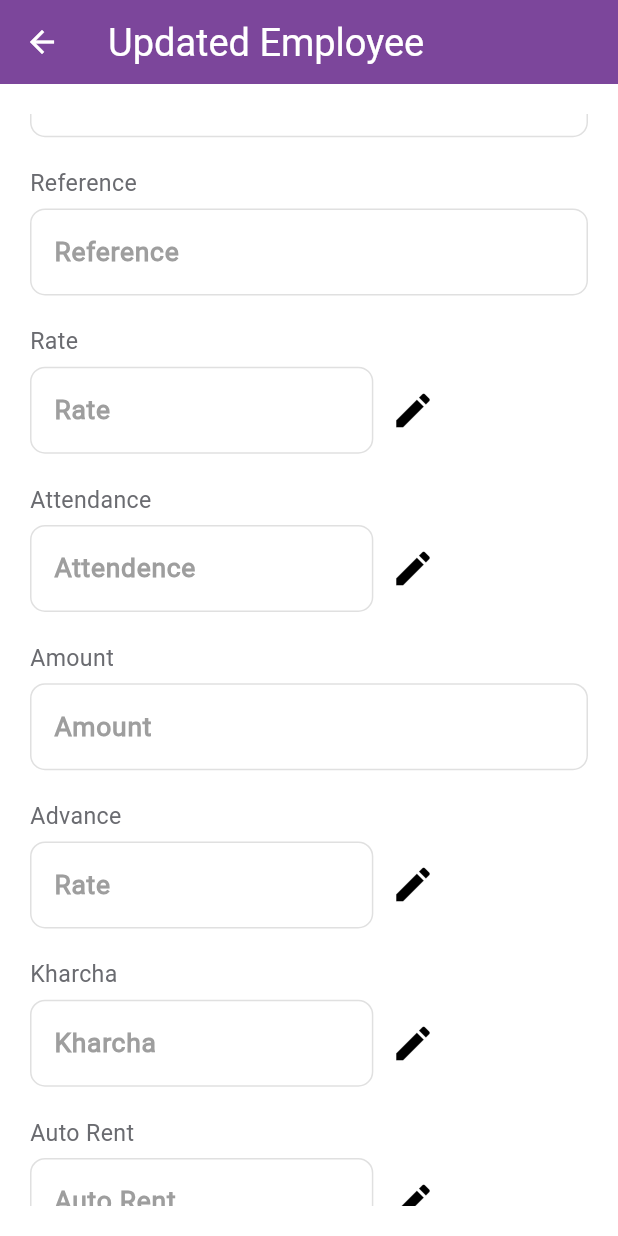
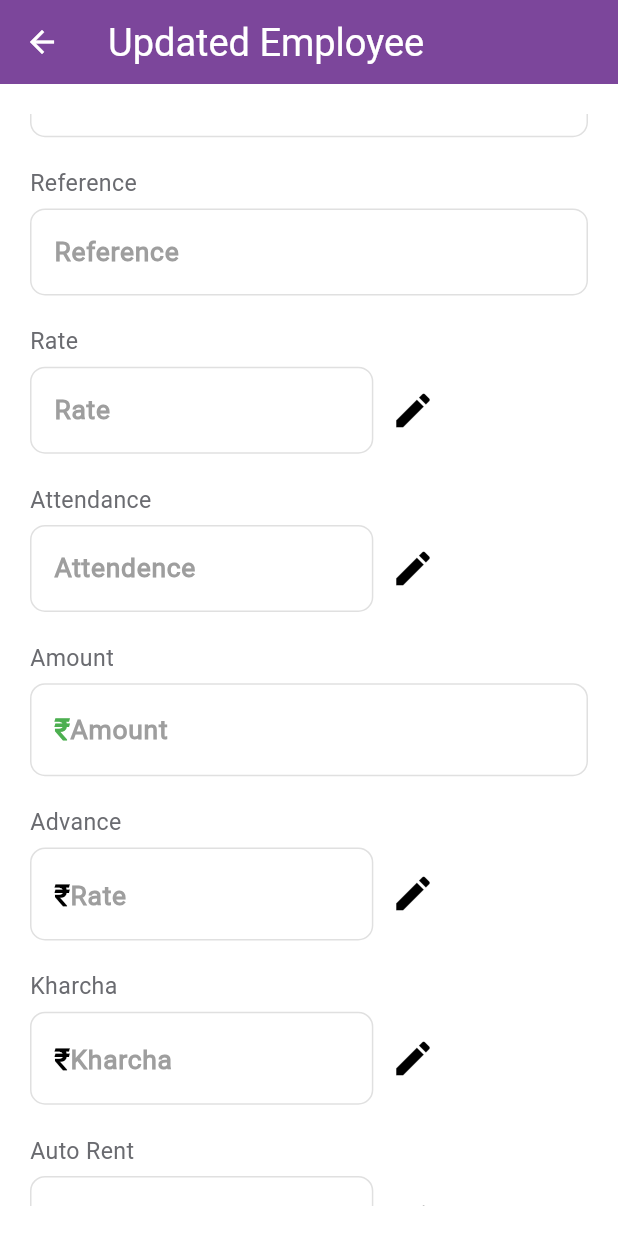
Before and after one commit to Abhi902/Employee-Management-code-, a Flutter app: the EmployeeFormUpdate screen opened directly with empty values, scrolled down 576 dp, on a phone screen of 412 x 824 dp. Run offline on Flutter 3.47's test engine with Material 3 defaults, Android fonts, the phone set to English and light mode, and no system bars; our stand-ins replace cached_network_image, cloud_firestore, firebase_core, firebase_database, firebase_storage, flutter_screenutil and 3 more; accounts and stored records are empty; network calls fail; statements that could not run were skipped.

Commit message:
Code updated

```diff
--- a/lib/Pages/update_profile.dart
+++ b/lib/Pages/update_profile.dart
@@ -70,8 +70,10 @@ class EmployeeFormUpdateState extends State<EmployeeFormUpdate> {
     _rateController.text = widget.employeeDetails.rate;
     _advanceController.text = widget.employeeDetails.advance;
     _kharchaController.text = widget.employeeDetails.kharcha;
-    _amountController.text = (int.parse(widget.employeeDetails.rate) *
-            int.parse(widget.employeeDetails.attendance))
+    _amountController.text = ((int.parse(widget.employeeDetails.rate) *
+                int.parse(widget.employeeDetails.attendance)) -
+            ((int.parse(widget.employeeDetails.kharcha) +
+                int.parse(widget.employeeDetails.autoRent))))
         .toString();
     _autoRentController.text = widget.employeeDetails.autoRent;
     _selectedCategory.text = widget.employeeDetails.category;
@@ -471,11 +473,28 @@ class EmployeeFormUpdateState extends State<EmployeeFormUpdate> {
                   TextFormField(
                     enabled: false,
                     controller: _amountController,
+                    style: TextStyle(
+                      fontWeight: FontWeight.w900,
+                      fontSize: 18.sp,
+                      fontFamily: fontFamily,
+                      color: _amountController.text.startsWith('-')
+                          ? Colors.red
+                          : Colors.green,
+                    ),
                     keyboardType: TextInputType.number,
                     inputFormatters: [
                       FilteringTextInputFormatter.digitsOnly,
                     ],
                     decoration: InputDecoration(
+                      prefix: Text(
+                        '₹',
+                        style: TextStyle(
+                          color: _amountController.text.startsWith('-')
+                              ? Colors.red
+                              : Colors.green,
+                          fontSize: 18.sp,
+                        ),
+                      ),
                       floatingLabelBehavior: FloatingLabelBehavior.always,
                       hintText: 'Amount',
                       hintStyle: TextStyle(
@@ -535,6 +554,14 @@ class EmployeeFormUpdateState extends State<EmployeeFormUpdate> {
                             FilteringTextInputFormatter.digitsOnly,
                           ],
                           decoration: InputDecoration(
+                            prefix: Text(
+                              '₹',
+                              style: TextStyle(
+                                color:
+                                    Colors.black, // Adjust the color as needed
+                                fontSize: 18.sp,
+                              ),
+                            ),
                             floatingLabelBehavior: FloatingLabelBehavior.always,
                             hintText: 'Rate',
                             hintStyle: TextStyle(
@@ -612,6 +639,14 @@ class EmployeeFormUpdateState extends State<EmployeeFormUpdate> {
                             FilteringTextInputFormatter.digitsOnly,
                           ],
                           decoration: InputDecoration(
+                            prefix: Text(
+                              '₹',
+                              style: TextStyle(
+                                color:
+                                    Colors.black, // Adjust the color as needed
+                                fontSize: 18.sp,
+                              ),
+                            ),
                             floatingLabelBehavior: FloatingLabelBehavior.always,
                             hintText: 'Kharcha',
                             hintStyle: TextStyle(
@@ -689,6 +724,14 @@ class EmployeeFormUpdateState extends State<EmployeeFormUpdate> {
                             FilteringTextInputFormatter.digitsOnly,
                           ],
                           decoration: InputDecoration(
+                            prefix: Text(
+                              '₹',
+                              style: TextStyle(
+                                color:
+                                    Colors.black, // Adjust the color as needed
+                                fontSize: 18.sp,
+                              ),
+                            ),
                             floatingLabelBehavior: FloatingLabelBehavior.always,
                             hintText: 'Auto Rent',
                             hintStyle: TextStyle(
--- a/lib/Widgets/service_container.dart
+++ b/lib/Widgets/service_container.dart
@@ -87,7 +87,7 @@ class ServiceContainer extends StatelessWidget {
                   Text(
                     "₹ $amount",
                     style: TextStyle(
-                      color: AppColors.mainColor,
+                      color: amount.startsWith('-') ? Colors.red : Colors.green,
                       fontSize: 18.sp,
                       fontWeight: FontWeight.bold,
                       fontFamily: fontFamily,
```
Also changed, not shown: lib/Pages/SearchPage.dart (+22 -30 lines).
